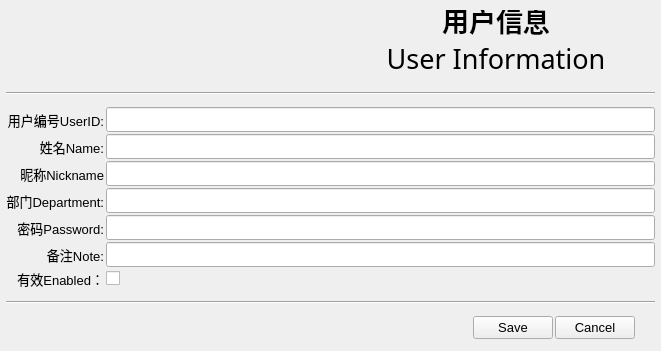
Qt form Ui/FormUserEdit.ui (golden7602/zion) before a commit.
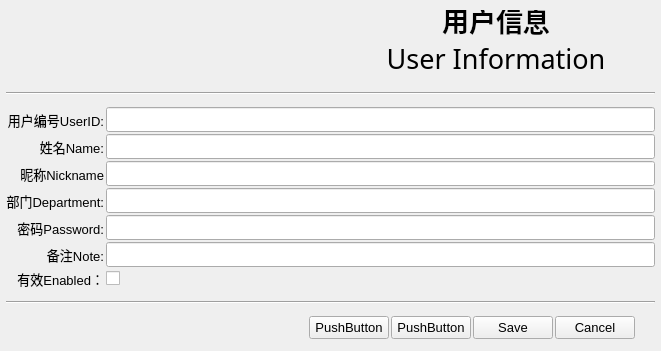
The same form after that commit. Icons and pictures are not drawn.

```diff
--- a/Ui/FormUserEdit.ui
+++ b/Ui/FormUserEdit.ui
@@ -426,6 +426,20 @@
        </property>
       </spacer>
      </item>
+     <item>
+      <widget class="QPushButton" name="butPDF">
+       <property name="text">
+        <string>PushButton</string>
+       </property>
+      </widget>
+     </item>
+     <item>
+      <widget class="QPushButton" name="butPrint_2">
+       <property name="text">
+        <string>PushButton</string>
+       </property>
+      </widget>
+     </item>
      <item>
       <widget class="QPushButton" name="butSave">
        <property name="text">
```
Left out of the diff: 2 changed lines with no effect on the pictures.
